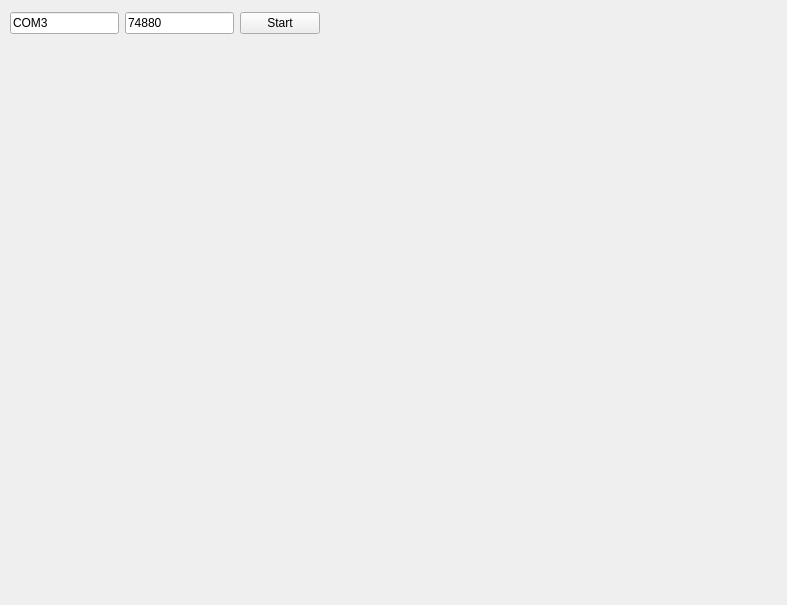
Before: the Qt Designer form mainwindow.ui in RomanSereda/serial-port-reader, drawn with Qt 5.
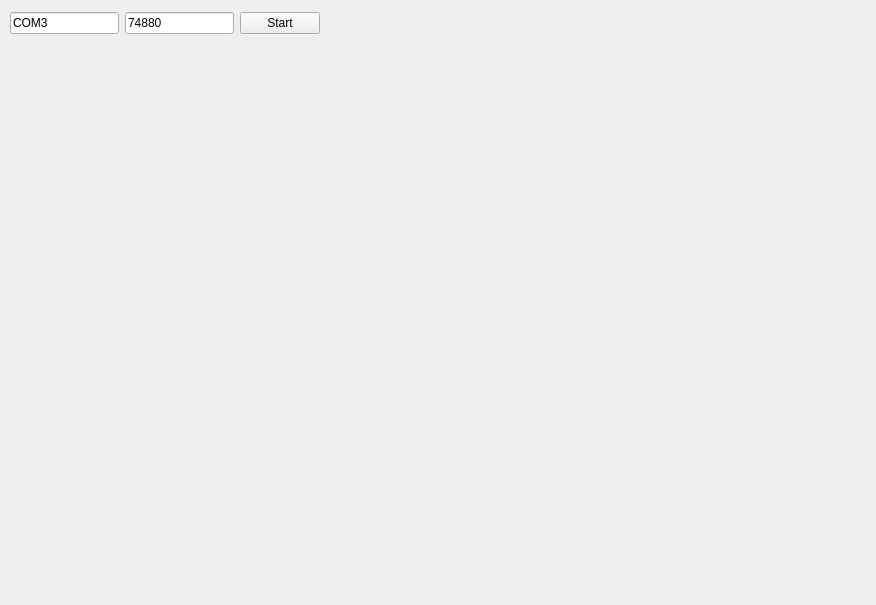
After: the same form once the commit is applied.

Commit message: set fixed size

Patch:
```diff
--- a/mainwindow.ui
+++ b/mainwindow.ui
@@ -6,7 +6,7 @@
    <rect>
     <x>0</x>
     <y>0</y>
-    <width>787</width>
+    <width>876</width>
     <height>605</height>
    </rect>
   </property>
@@ -57,9 +57,9 @@
     <property name="geometry">
      <rect>
       <x>10</x>
-      <y>50</y>
-      <width>771</width>
-      <height>541</height>
+      <y>40</y>
+      <width>861</width>
+      <height>551</height>
      </rect>
     </property>
     <layout class="QGridLayout" name="gridLayout">
```
The commit also changes 1 other file.
